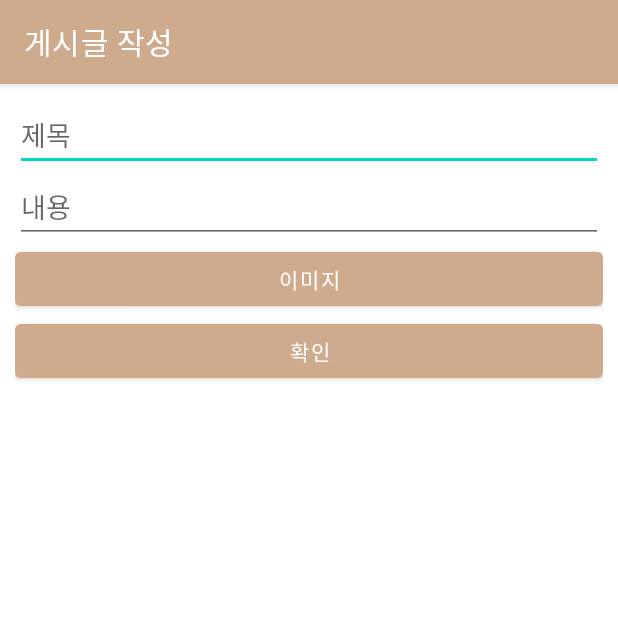
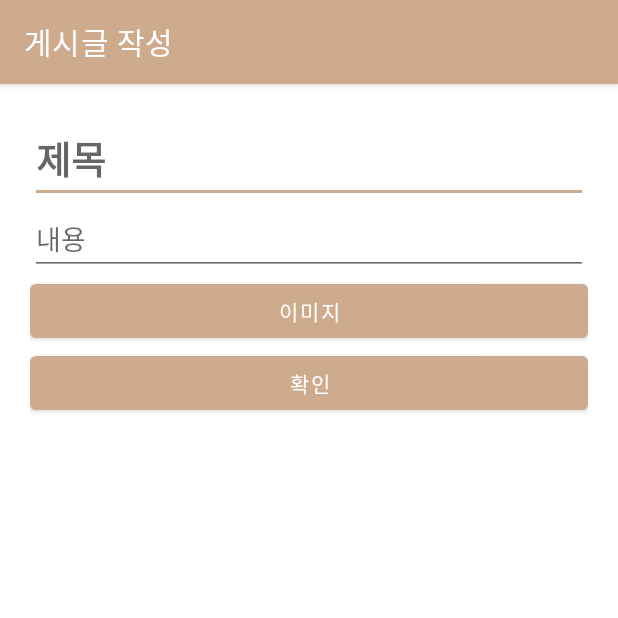
Before and after one commit to kimye702/Fighting2, an Android app: the WritePostActivity screen opened directly, with no data from a screen before it, on a phone screen of 412 x 824 dp, the top half of it. Run offline under Robolectric (Android 15) with nearby library versions, the phone set to English and light mode, and no system bars; our stand-ins replace Firebase (no records; nobody signed in at launch, a user with empty details on screens opened directly); pictures from the network do not load.

Commit message:
완성!! 이제 디테일 수정만 좀 하겠습니다!!

```diff
--- a/app/src/main/AndroidManifest.xml
+++ b/app/src/main/AndroidManifest.xml
@@ -23,6 +23,7 @@
         android:roundIcon="@mipmap/ic_launcher_round"
         android:supportsRtl="true"
         android:theme="@style/Theme.Fighting"
+        android:usesCleartextTraffic="true"
         android:requestLegacyExternalStorage="true">
 
         <meta-data
--- a/app/src/main/java/com/example/fighting/GalleryAdapter.java
+++ b/app/src/main/java/com/example/fighting/GalleryAdapter.java
@@ -12,8 +12,6 @@ import android.widget.ImageView;
 import androidx.annotation.NonNull;
 import androidx.cardview.widget.CardView;
 import androidx.recyclerview.widget.RecyclerView;
-
-import com.bumptech.glide.Glide;
 
 import java.util.ArrayList;
 
@@ -56,7 +54,8 @@ public class GalleryAdapter extends RecyclerView.Adapter<GalleryAdapter.GalleryV
     public void onBindViewHolder(final GalleryViewHolder holder, int position) {
         CardView cardView = holder.cardView;
         ImageView imageView = cardView.findViewById(R.id.imageView);
-        //Glide.with(activity).load(mDataset.get(position)).override(500).into(imageView);
+
+        GlideApp.with(activity).load(mDataset.get(position)).centerCrop().override(500).into(imageView);
     }
 
     @Override
--- a/app/src/main/res/layout/activity_write_post.xml
+++ b/app/src/main/res/layout/activity_write_post.xml
@@ -2,18 +2,20 @@
 <RelativeLayout xmlns:android="http://schemas.android.com/apk/res/android"
     android:layout_width="match_parent"
     android:layout_height="match_parent"
-    xmlns:app="http://schemas.android.com/apk/res-auto">
+    xmlns:app="http://schemas.android.com/apk/res-auto"
+    android:layout_margin="10dp"
+    >
 
 
     <ScrollView
         android:layout_width="match_parent"
-        android:layout_height="wrap_content"
-        android:orientation="vertical"
-        android:layout_below="@+id/toolbar">
+        android:layout_height="match_parent"
+        android:layout_below="@+id/toolbar"
+        android:orientation="vertical">
 
         <LinearLayout
             android:layout_width="match_parent"
-            android:layout_height="wrap_content"
+            android:layout_height="match_parent"
             android:orientation="vertical"
             android:padding="10dp">
 
@@ -23,7 +25,9 @@
                 android:layout_height="wrap_content"
                 android:ems="10"
                 android:hint="제목"
-                android:inputType="textPersonName" />
+                android:inputType="textPersonName"
+                android:textSize="25sp"
+                android:textStyle="bold" />
 
             <LinearLayout
                 android:id="@+id/contentsLayout"
@@ -33,13 +37,15 @@
 
                 <LinearLayout
                     android:layout_width="match_parent"
-                    android:layout_height="match_parent"
-                    android:orientation="vertical">
+                    android:layout_height="wrap_content"
+                    android:orientation="vertical"
+                    >
 
                     <include
                         layout="@layout/view_contents_edit_text"
                         android:layout_width="match_parent"
-                        android:layout_height="wrap_content" />
+                        android:layout_height="wrap_content"
+                        />
 
                 </LinearLayout>
 
--- a/app/src/main/res/values/themes.xml
+++ b/app/src/main/res/values/themes.xml
@@ -6,9 +6,9 @@
         <item name="colorPrimaryVariant">#CFAB8D</item>
         <item name="colorOnPrimary">@color/white</item>
         <!-- Secondary brand color. -->
-        <item name="colorSecondary">@color/teal_200</item>
+        <item name="colorSecondary">#CFAB8D</item>
         <item name="colorSecondaryVariant">@color/teal_700</item>
-        <item name="colorOnSecondary">@color/black</item>
+        <item name="colorOnSecondary">@color/white</item>
         <!-- Status bar color. -->
         <item name="android:statusBarColor" tools:targetApi="l">?attr/colorPrimaryVariant</item>
         <!-- Customize your theme here. -->
```
Also changed, not shown: app/src/main/java/com/example/fighting/MyAppGlideModule.java (added, +7 -0 lines), app/src/main/java/com/example/fighting/WritePostActivity.java (+13 -13 lines), app/src/main/res/drawable/ic_baseline_add_24.xml (+4 -9 lines), app/src/main/res/layout/activity_list.xml (+8 -3 lines), app/src/main/res/layout/activity_list_picture.xml (+7 -3 lines), app/src/main/res/layout/item_gallery.xml (+9 -14 lines).
